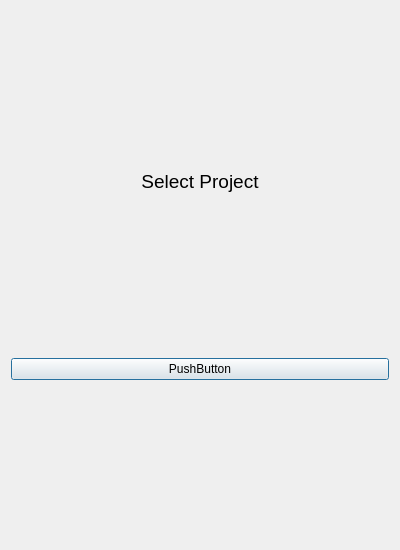
Above: views/loginlandingpage.ui from BelchieBen/BenjaminBelcherAssessment before the change. Below: the same form after it.
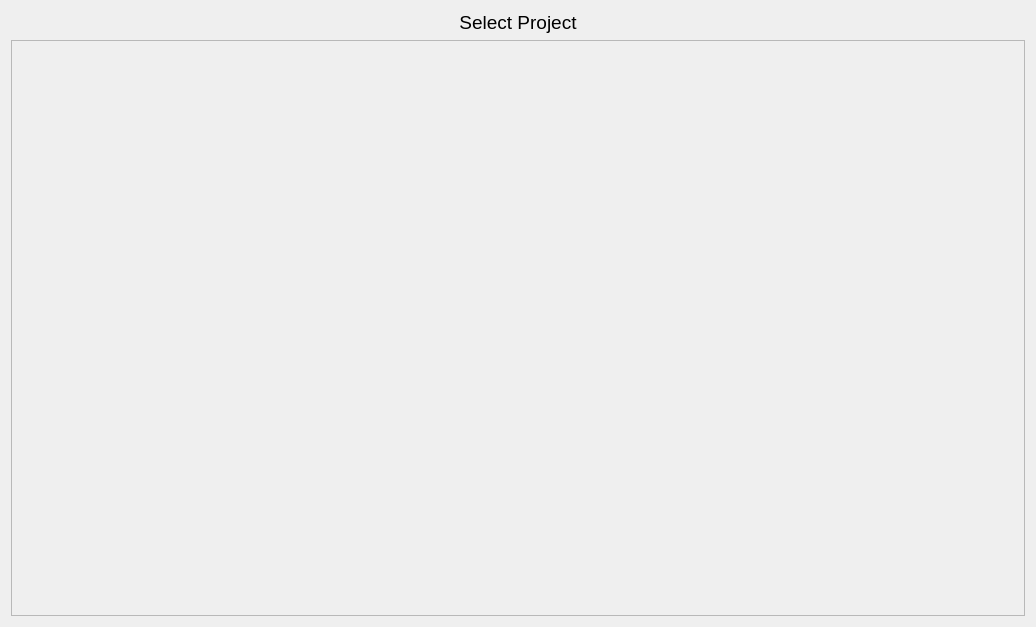
That is the form after the change.

```diff
--- a/views/loginlandingpage.ui
+++ b/views/loginlandingpage.ui
@@ -6,8 +6,8 @@
    <rect>
     <x>0</x>
     <y>0</y>
-    <width>400</width>
-    <height>550</height>
+    <width>1036</width>
+    <height>627</height>
    </rect>
   </property>
   <property name="sizePolicy">
@@ -48,15 +48,26 @@
     </widget>
    </item>
    <item>
-    <layout class="QVBoxLayout" name="ButtonsLayout">
-     <item>
-      <widget class="QPushButton" name="pushButton">
-       <property name="text">
-        <string>PushButton</string>
-       </property>
-      </widget>
-     </item>
-    </layout>
+    <widget class="QScrollArea" name="scrollArea">
+     <property name="widgetResizable">
+      <bool>true</bool>
+     </property>
+     <widget class="QWidget" name="scrollAreaWidgetContents">
+      <property name="geometry">
+       <rect>
+        <x>0</x>
+        <y>0</y>
+        <width>1016</width>
+        <height>567</height>
+       </rect>
+      </property>
+      <layout class="QVBoxLayout" name="verticalLayout">
+       <item>
+        <layout class="QGridLayout" name="Projects"/>
+       </item>
+      </layout>
+     </widget>
+    </widget>
    </item>
    <item>
     <layout class="QGridLayout" name="CreateButtonLayout"/>
```
Left out of the diff: 2 changed lines with no effect on the pictures.
